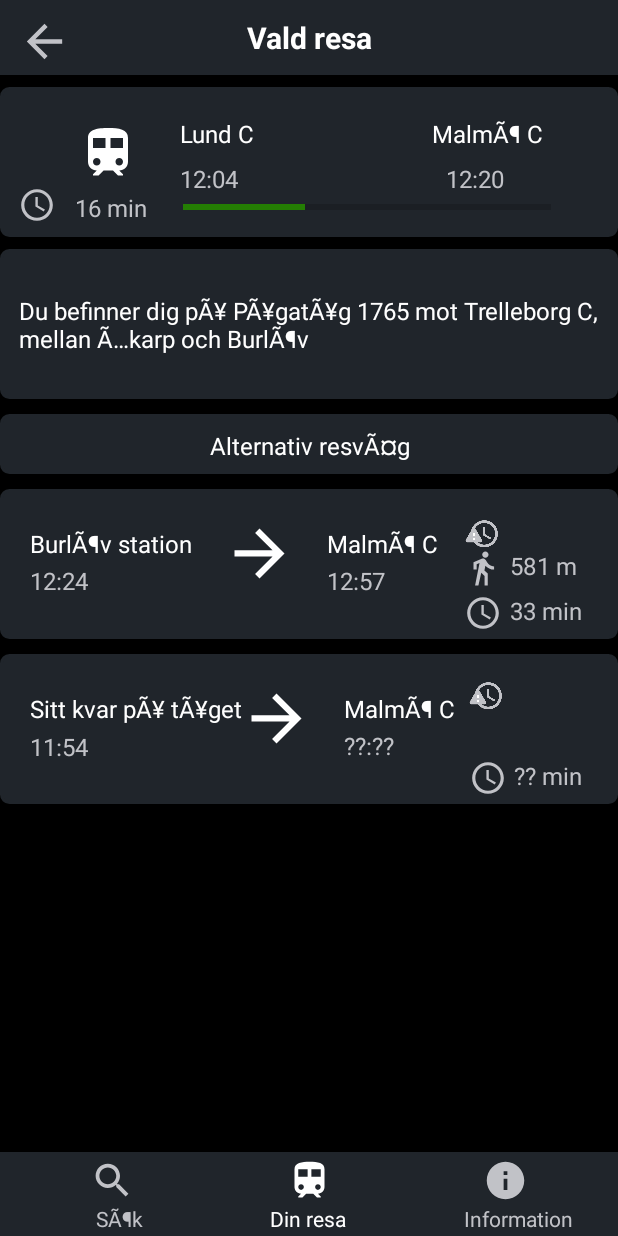
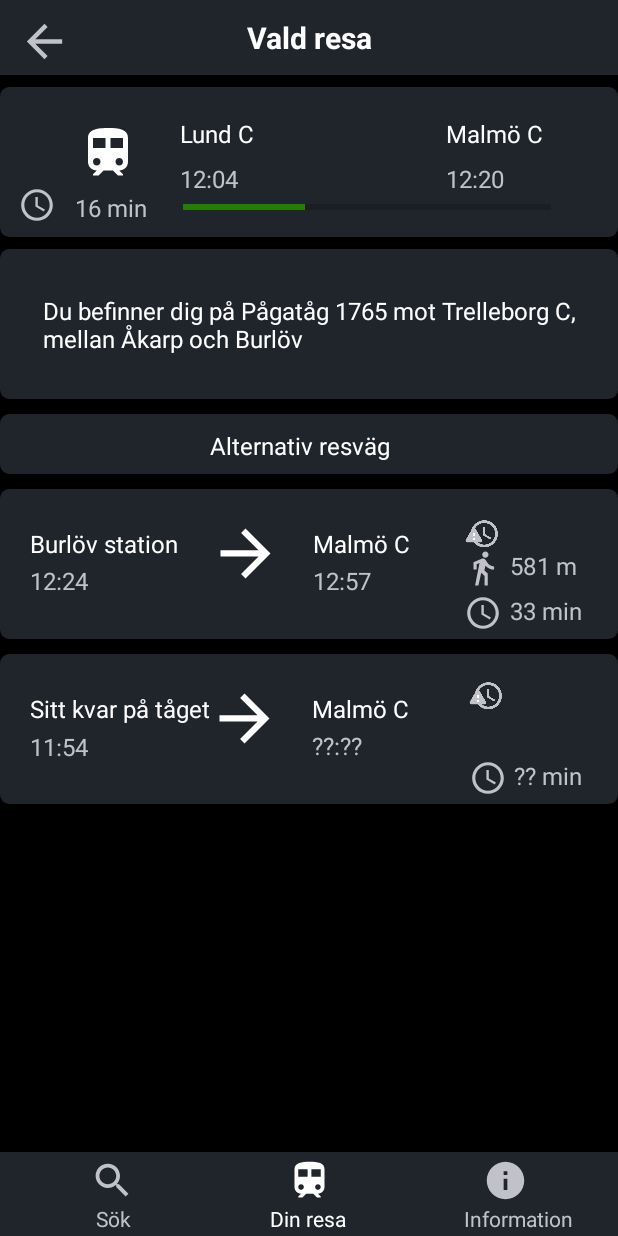
Before and after one commit to Aliz1/Mockup-draft2, an Android app: the screen it shows after launch (MainActivity), on a phone screen of 412 x 824 dp. Run offline under Robolectric (Android 15) with nearby library versions, the light colour scheme and no system bars; Roboto replaces fonts that are not available here.

Commit message:
UTF-8 conversion

```diff
--- a/app/src/main/res/layout/activity_main.xml
+++ b/app/src/main/res/layout/activity_main.xml
@@ -24,7 +24,7 @@
         android:layout_marginStart="20dp"
         android:layout_marginTop="25dp"
         android:fontFamily="@font/bree_serif"
-        android:text="Sitt kvar pÃ¥ tÃ¥get"
+        android:text="Sitt kvar på tåget"
         android:textColor="#FFFFFF"
         android:textSize="16sp"
         app:layout_constraintStart_toStartOf="@+id/imageView38"
@@ -37,7 +37,7 @@
         android:layout_marginStart="68dp"
         android:layout_marginTop="25dp"
         android:fontFamily="@font/bree_serif"
-        android:text="MalmÃ¶ C"
+        android:text="Malmö C"
         android:textColor="#FFFFFF"
         android:textSize="16sp"
         app:layout_constraintStart_toEndOf="@+id/textView53"
@@ -172,7 +172,7 @@
         android:layout_marginTop="20dp"
         android:layout_marginEnd="50dp"
         android:fontFamily="@font/bree_serif"
-        android:text="MalmÃ¶ C"
+        android:text="Malmö C"
         android:textColor="#FFFFFF"
         android:textSize="16sp"
         app:layout_constraintEnd_toEndOf="@+id/textView"
@@ -201,7 +201,7 @@
         android:layout_marginStart="20dp"
         android:layout_marginTop="25dp"
         android:fontFamily="@font/bree_serif"
-        android:text="BurlÃ¶v station"
+        android:text="Burlöv station"
         android:textColor="#FFFFFF"
         android:textSize="16sp"
         app:layout_constraintStart_toStartOf="@+id/imageView4"
@@ -214,7 +214,7 @@
         android:layout_marginStart="90dp"
         android:layout_marginTop="25dp"
         android:fontFamily="@font/bree_serif"
-        android:text="MalmÃ¶ C"
+        android:text="Malmö C"
         android:textColor="#FFFFFF"
         android:textSize="16sp"
         app:layout_constraintStart_toEndOf="@+id/textView4"
@@ -365,7 +365,7 @@
         android:layout_marginStart="140dp"
         android:layout_marginTop="10dp"
         android:fontFamily="@font/bree_serif"
-        android:text="Alternativ resvÃ¤g"
+        android:text="Alternativ resväg"
         android:textColor="#FFFFFF"
         android:textSize="16sp"
         app:layout_constraintStart_toStartOf="@+id/imageView5"
@@ -438,7 +438,7 @@
         android:background="?android:attr/selectableItemBackground"
         android:clickable="true"
         android:fontFamily="@font/bree_serif"
-        android:text="SÃ¶k"
+        android:text="Sök"
         android:textColor="#C1C2C7"
         android:textSize="14sp"
         app:layout_constraintBottom_toBottomOf="@+id/bottomAppBar"
@@ -480,7 +480,7 @@
         android:layout_height="56dp"
         android:layout_marginStart="52dp"
         android:background="?android:attr/selectableItemBackground"
-        android:contentDescription="SÃ¶k resvÃ¤g"
+        android:contentDescription="Sök resväg"
         app:layout_constraintStart_toStartOf="parent"
         app:layout_constraintTop_toTopOf="@+id/bottomAppBar" />
 
@@ -512,7 +512,7 @@
         android:layout_height="wrap_content"
         android:layout_marginTop="30dp"
         android:fontFamily="@font/bree_serif"
-        android:text="Du befinner dig pÃ¥ PÃ¥gatÃ¥g 1765 mot Trelleborg C,\nmellan Ã…karp och BurlÃ¶v"
+        android:text="Du befinner dig på Pågatåg 1765 mot Trelleborg C,\nmellan Åkarp och Burlöv"
         android:textColor="#FFFFFF"
         android:textSize="16sp"
         app:layout_constraintEnd_toEndOf="@+id/imageView3"
```
